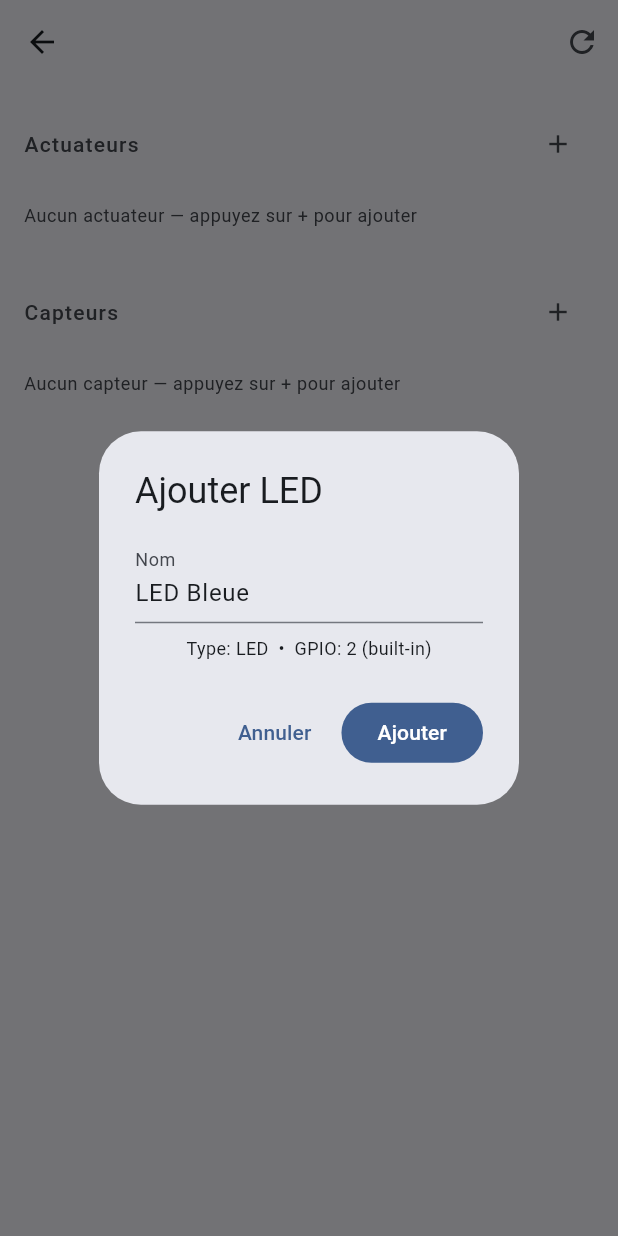
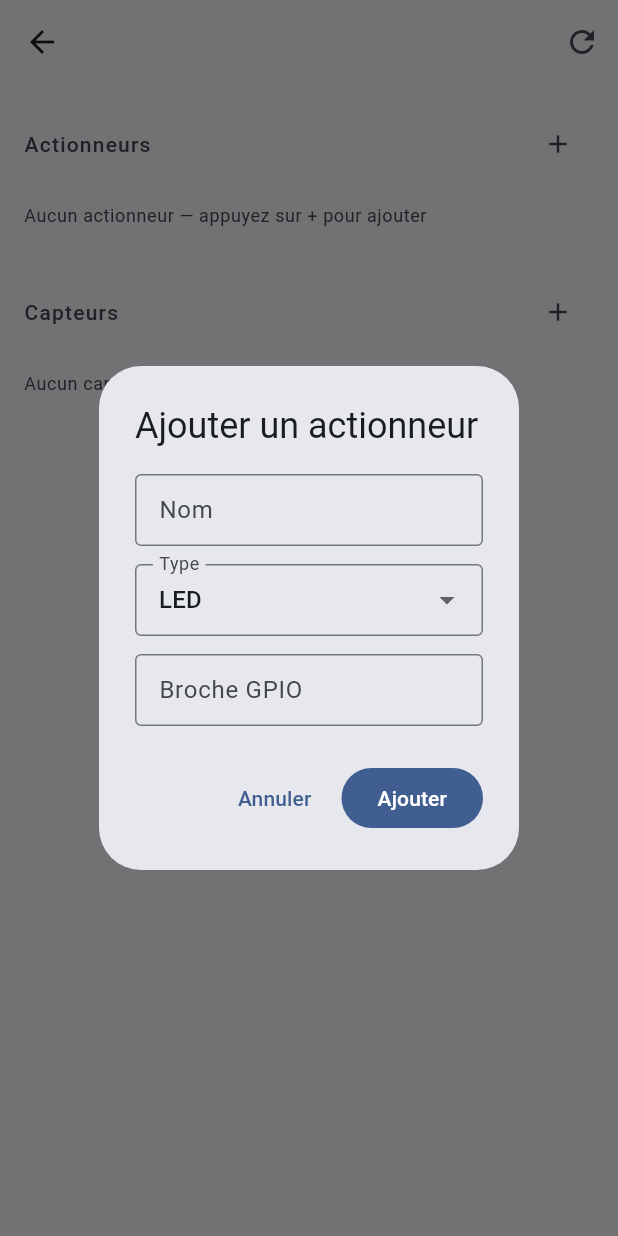
Before and after one commit to CianusDev/domotique-system, a Flutter app: the SensorsScreen screen opened directly with empty values, after a tap on the "add" icon, on a phone screen of 412 x 824 dp. Run offline on Flutter 3.47's test engine with Material 3 defaults, Android fonts, the phone set to English and light mode, and no system bars; our stand-ins replace dio, flutter_blue_plus, flutter_riverpod, flutter_secure_storage, go_router, permission_handler and 1 more; accounts and stored records are empty; network calls fail.

Commit message:
feat(sensors): rename actuateur→actionneur + editable actuator form (name/type/pin)
- All 'actuateur/actuateurs' labels renamed to 'actionneur/actionneurs'
- Add actuator dialog now has 3 editable fields:
    - Nom (text, required)
    - Type (dropdown: led/relais/servo/buzzer)
    - Broche GPIO (numeric 0-39, validated)
- No more hardcoded 'LED Bleue' / GPIO 2 defaults

Co-Authored-By: Claude Sonnet 4.6 <noreply@anthropic.com>

```diff
--- a/mobile-app/lib/features/sensors/presentation/sensors_screen.dart
+++ b/mobile-app/lib/features/sensors/presentation/sensors_screen.dart
@@ -116,14 +116,14 @@ class _SensorsScreenState extends ConsumerState<SensorsScreen> {
       child: ListView(
         padding: const EdgeInsets.all(16),
         children: [
-          // ── Actuateurs ──────────────────────────────────────────
+          // ── Actionneurs ─────────────────────────────────────────
           _SectionHeader(
-            title: 'Actuateurs',
+            title: 'Actionneurs',
             onAdd: () => _showAddActuatorDialog(),
           ),
           const SizedBox(height: 8),
           if (actuators.isEmpty)
-            _EmptySection(label: 'Aucun actuateur — appuyez sur + pour ajouter')
+            _EmptySection(label: 'Aucun actionneur — appuyez sur + pour ajouter')
           else
             ...actuators.map((a) => Padding(
                   padding: const EdgeInsets.only(bottom: 8),
@@ -157,22 +157,84 @@ class _SensorsScreenState extends ConsumerState<SensorsScreen> {
   }
 
   Future<void> _showAddActuatorDialog() async {
-    final nameCtrl = TextEditingController(text: 'LED Bleue');
+    final formKey  = GlobalKey<FormState>();
+    final nameCtrl = TextEditingController();
+    final pinCtrl  = TextEditingController();
+    String selectedType = 'led';
+
+    // Supported actuator types — extend as firmware adds more
+    const types = [
+      ('led',   'LED'),
+      ('relay', 'Relais'),
+      ('servo', 'Servo'),
+      ('buzzer','Buzzer'),
+    ];
+
     await showDialog<void>(
       context: context,
-      builder: (ctx) => AlertDialog(
-        title: const Text('Ajouter LED'),
-        content: Column(
+      builder: (ctx) => StatefulBuilder(
+        builder: (ctx, setDialogState) => AlertDialog(
+          title: const Text('Ajouter un actionneur'),
+          content: Form(
+            key: formKey,
+            child: Column(
               mainAxisSize: MainAxisSize.min,
               children: [
-            TextField(
+                // ── Nom ───────────────────────────────────────────
+                TextFormField(
                   controller: nameCtrl,
-              decoration: const InputDecoration(labelText: 'Nom'),
+                  decoration: const InputDecoration(
+                    labelText: 'Nom',
+                    hintText: 'Ex: LED salon',
+                    border: OutlineInputBorder(),
+                    isDense: true,
                   ),
-            const SizedBox(height: 8),
-            const Text('Type: LED  •  GPIO: 2 (built-in)',
-                style: TextStyle(fontSize: 12)),
+                  textCapitalization: TextCapitalization.sentences,
+                  validator: (v) =>
+                      v == null || v.trim().isEmpty ? 'Champ requis' : null,
+                ),
+                const SizedBox(height: 12),
+
+                // ── Type ──────────────────────────────────────────
+                DropdownButtonFormField<String>(
+                  value: selectedType,
+                  decoration: const InputDecoration(
+                    labelText: 'Type',
+                    border: OutlineInputBorder(),
+                    isDense: true,
+                  ),
+                  items: types
+                      .map((t) => DropdownMenuItem(
+                            value: t.$1,
+                            child: Text(t.$2),
+                          ))
+                      .toList(),
+                  onChanged: (v) =>
+                      setDialogState(() => selectedType = v ?? 'led'),
+                ),
+                const SizedBox(height: 12),
+
+                // ── Broche GPIO ───────────────────────────────────
+                TextFormField(
+                  controller: pinCtrl,
+                  decoration: const InputDecoration(
+                    labelText: 'Broche GPIO',
+                    hintText: 'Ex: 2',
+                    border: OutlineInputBorder(),
+                    isDense: true,
+                  ),
+                  keyboardType: TextInputType.number,
+                  validator: (v) {
+                    if (v == null || v.trim().isEmpty) return 'Champ requis';
+                    final n = int.tryParse(v.trim());
+                    if (n == null || n < 0 || n > 39) {
+                      return 'GPIO invalide (0–39)';
+                    }
+                    return null;
+                  },
+                ),
               ],
+            ),
           ),
           actions: [
             TextButton(
@@ -181,15 +243,21 @@ class _SensorsScreenState extends ConsumerState<SensorsScreen> {
             ),
             FilledButton(
               onPressed: () async {
+                if (!formKey.currentState!.validate()) return;
                 Navigator.pop(ctx);
                 try {
                   await ref
                       .read(actuatorsNotifierProvider(widget.deviceId).notifier)
-                    .create(type: 'led', name: nameCtrl.text.trim(), pin: 2);
+                      .create(
+                        type: selectedType,
+                        name: nameCtrl.text.trim(),
+                        pin:  int.parse(pinCtrl.text.trim()),
+                      );
                 } catch (_) {
                   if (mounted) {
                     ScaffoldMessenger.of(context).showSnackBar(
-                    const SnackBar(content: Text('Erreur création actuateur')),
+                      const SnackBar(
+                          content: Text('Erreur création actionneur')),
                     );
                   }
                 }
@@ -198,14 +266,18 @@ class _SensorsScreenState extends ConsumerState<SensorsScreen> {
             ),
           ],
         ),
+      ),
     );
+
+    nameCtrl.dispose();
+    pinCtrl.dispose();
   }
 
   Future<void> _confirmDeleteActuator(ActuatorModel actuator) async {
     final confirmed = await showDialog<bool>(
       context: context,
       builder: (ctx) => AlertDialog(
-        title: const Text('Supprimer'),
+        title: const Text('Supprimer l\'actionneur'),
         content: Text('Supprimer "${actuator.name}" ?'),
         actions: [
           TextButton(
@@ -230,7 +302,7 @@ class _SensorsScreenState extends ConsumerState<SensorsScreen> {
       } catch (_) {
         if (mounted) {
           ScaffoldMessenger.of(context).showSnackBar(
-            const SnackBar(content: Text('Erreur suppression')),
+            const SnackBar(content: Text('Erreur suppression actionneur')),
           );
         }
       }
```
Lines whose indentation alone changed are shown as unchanged.
